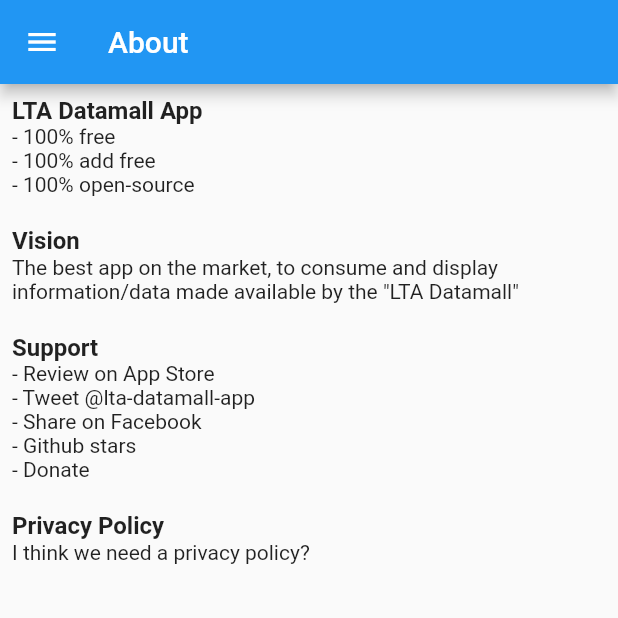
After one commit to bytecrumbs/sglandtransport, a Flutter app: the MainAboutScreen screen opened directly, on a phone screen of 412 x 824 dp, the top half of it. The commit adds this screen. Run offline on Flutter 3.47's test engine with Material 2 defaults, Android fonts, the phone set to English and light mode, and no system bars; our stand-ins replace auto_route, firebase_analytics, firebase_crashlytics, geolocator, shared_preferences; missing offline and left inert: geohash; accounts and stored records are empty; generated files the repository leaves out were written again; network calls fail.

Commit message:
add about page

```diff
--- a/lib/routes/router.dart
+++ b/lib/routes/router.dart
@@ -1,5 +1,6 @@
 import 'package:auto_route/auto_route.dart';
 import 'package:auto_route/auto_route_annotations.dart';
+import 'package:lta_datamall_flutter/screens/about/main_about_screen.dart';
 import 'package:lta_datamall_flutter/screens/bicycle/main_bicycle_screen.dart';
 import 'package:lta_datamall_flutter/screens/bus/bus_arrivals/bus_arrivals_screen.dart';
 import 'package:lta_datamall_flutter/screens/bus/main_bus_screen.dart';
@@ -26,4 +27,5 @@ class $Router {
     durationInMilliseconds: 200,
   )
   BusArrivalsScreen busArrivalsScreenRoute;
+  MainAboutScreen aboutScreenRoute;
 }
--- /dev/null
+++ b/lib/screens/about/main_about_screen.dart
@@ -0,0 +1,70 @@
+import 'package:flutter/material.dart';
+import 'package:lta_datamall_flutter/screens/widgets/app_drawer.dart';
+
+class MainAboutScreen extends StatelessWidget {
+  @override
+  Widget build(BuildContext context) {
+    return Scaffold(
+      appBar: AppBar(
+        title: const Text('About'),
+      ),
+      drawer: AppDrawer(),
+      body: Padding(
+        padding: const EdgeInsets.all(8.0),
+        child: Column(
+          crossAxisAlignment: CrossAxisAlignment.start,
+          children: const <Widget>[
+            Text(
+              'LTA Datamall App',
+              style: TextStyle(
+                fontWeight: FontWeight.bold,
+                fontSize: 16.0,
+              ),
+            ),
+            Text('- 100% free'),
+            Text('- 100% add free'),
+            Text('- 100% open-source'),
+            SizedBox(
+              height: 20.0,
+            ),
+            Text(
+              'Vision',
+              style: TextStyle(
+                fontWeight: FontWeight.bold,
+                fontSize: 16.0,
+              ),
+            ),
+            Text(
+                'The best app on the market, to consume and display information/data made available by the "LTA Datamall"'),
+            SizedBox(
+              height: 20.0,
+            ),
+            Text(
+              'Support',
+              style: TextStyle(
+                fontWeight: FontWeight.bold,
+                fontSize: 16.0,
+              ),
+            ),
+            Text('- Review on App Store'),
+            Text('- Tweet @lta-datamall-app'),
+            Text('- Share on Facebook'),
+            Text('- Github stars'),
+            Text('- Donate'),
+            SizedBox(
+              height: 20.0,
+            ),
+            Text(
+              'Privacy Policy',
+              style: TextStyle(
+                fontWeight: FontWeight.bold,
+                fontSize: 16.0,
+              ),
+            ),
+            Text('I think we need a privacy policy?'),
+          ],
+        ),
+      ),
+    );
+  }
+}
--- a/lib/screens/widgets/app_drawer.dart
+++ b/lib/screens/widgets/app_drawer.dart
@@ -78,6 +78,13 @@ class AppDrawer extends StatelessWidget {
                   .pushNamed(Routes.mainSettingsScreenRoute);
             },
           ),
+          ListTile(
+            leading: Icon(Icons.info_outline),
+            title: const Text('About'),
+            onTap: () {
+              ExtendedNavigator.of(context).pushNamed(Routes.aboutScreenRoute);
+            },
+          ),
         ],
       ),
     );
```
Also changed, not shown: lib/routes/router.gr.dart.
